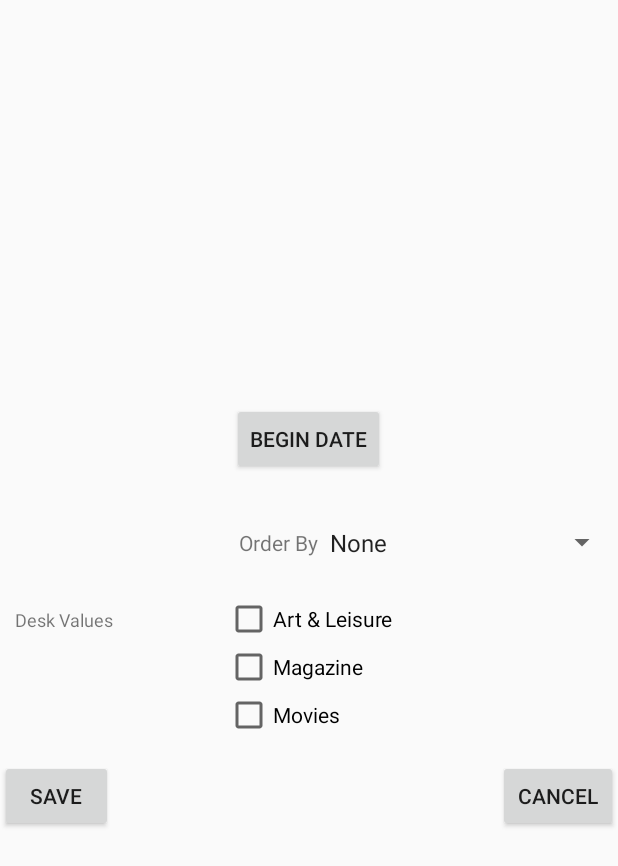
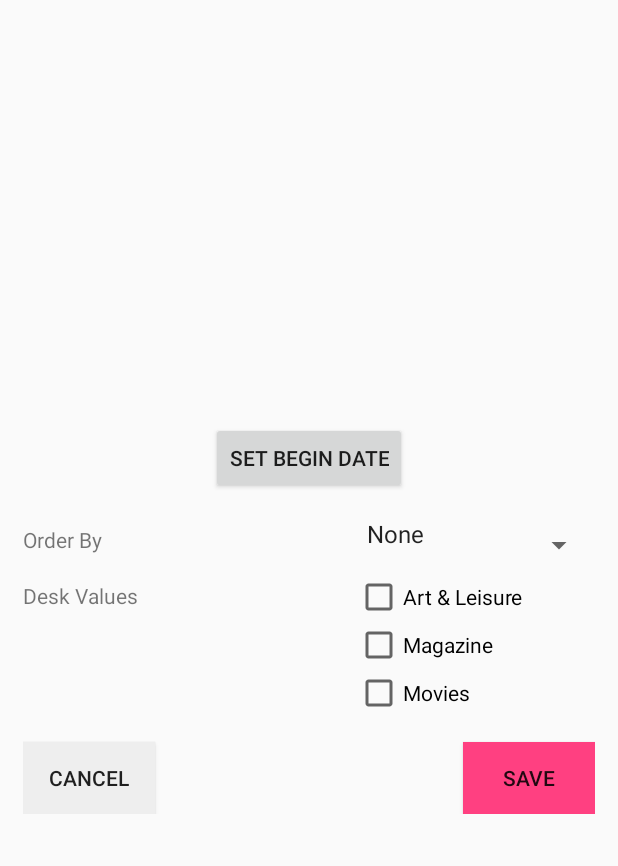
Before and after one commit to kimberlyljx/NewYorkTimesSearch, an Android app: the layout fragment_edit_setting.xml on its own in the app's theme, with its tools: preview values and no code run, on a phone screen of 412 x 824 dp. Shown: the top 866 px of the screen. Run offline under Robolectric (Android 15) with nearby library versions, the phone set to English and light mode, and no system bars.

Commit message:
Completed. Onto optionals

```diff
--- a/app/src/main/res/layout/fragment_edit_setting.xml
+++ b/app/src/main/res/layout/fragment_edit_setting.xml
@@ -5,6 +5,10 @@
     android:layout_width="wrap_content"
     android:layout_height="wrap_content"
     android:id="@+id/etSettings"
+    android:paddingBottom="15dp"
+    android:paddingTop="15dp"
+    android:paddingLeft="15dp"
+    android:paddingRight="15dp"
     android:layout_gravity="center">
 
     <!--<EditText-->
@@ -17,39 +21,41 @@
     <Button
         android:layout_width="wrap_content"
         android:layout_height="wrap_content"
-        android:text="Begin Date"
+        android:text="@string/begin_date"
         android:id="@+id/btnSetDate"
         android:layout_alignParentTop="true"
-        android:layout_marginBottom="20dp"
+        android:layout_marginBottom="15dp"
         android:layout_centerHorizontal="true" />
-
-    <Spinner
-        android:id="@+id/spinnerOrder"
-        android:layout_width="200dp"
-        android:entries="@array/orders_array"
-        android:prompt="@string/orders_prompt"
-        android:layout_height="50dp"
-        android:spinnerMode="dropdown"
-        android:layout_below="@+id/btnSetDate"
-        android:layout_alignParentRight="true"
-        android:layout_alignParentEnd="true" />
 
     <RelativeLayout
         android:id="@+id/llDialog"
         android:orientation="vertical"
         android:layout_width="match_parent"
-        android:layout_height="110dp"
-        android:layout_marginTop="10dp"
-        android:layout_below="@+id/spinnerOrder"
-        android:layout_centerHorizontal="true">
+        android:layout_height="150dp"
+        android:paddingBottom="10dp"
+        android:layout_below="@+id/btnSetDate"
+        android:layout_alignParentRight="true"
+        android:layout_alignParentEnd="true">
+
+        <Spinner
+            android:id="@+id/spinnerOrder"
+            android:layout_width="160dp"
+            android:layout_height="wrap_content"
+            android:paddingBottom="15dp"
+            android:entries="@array/orders_array"
+            android:prompt="@string/orders_prompt"
+            android:spinnerMode="dropdown"
+            android:layout_alignParentTop="true"
+            android:layout_alignParentRight="true"
+            android:layout_alignParentEnd="true" />
 
         <CheckBox android:id="@+id/cbArtsAndLeisure"
             android:layout_width="wrap_content"
             android:layout_height="wrap_content"
             android:text="@string/artsandleisure"
             android:onClick="onCheckboxClicked"
-            android:layout_alignParentTop="true"
-            android:layout_centerHorizontal="true" />
+            android:layout_below="@id/spinnerOrder"
+            android:layout_alignLeft="@id/spinnerOrder" />
 
         <CheckBox android:id="@+id/cbMagazine"
             android:layout_width="wrap_content"
@@ -72,46 +78,43 @@
         <TextView
             android:layout_width="wrap_content"
             android:layout_height="wrap_content"
-            android:textSize="12sp"
-            android:layout_marginLeft="10dp"
-            android:layout_marginStart="10dp"
-            android:layout_marginTop="8dp"
+            android:text="@string/sort_order"
+            android:id="@+id/tvSortOrder"
+            android:layout_alignParentLeft="true"
+            android:paddingTop="5dp"
+            android:layout_toStartOf="@id/spinnerOrder"
+            android:layout_toLeftOf="@id/spinnerOrder">
+        </TextView>
+
+        <TextView
+            android:layout_width="wrap_content"
+            android:layout_height="wrap_content"
             android:text="@string/news_desk_values"
-            android:id="@+id/tvDeskValues"
-            android:layout_alignParentTop="true"
+            android:id="@+id/tvCheckBox"
             android:layout_alignParentLeft="true"
-            android:layout_alignParentStart="true" />
+            android:paddingTop="5dp"
+            android:layout_alignTop="@id/cbArtsAndLeisure">
+        </TextView>
 
     </RelativeLayout>
 
     <Button
-        style="?android:attr/buttonStyleSmall"
-        android:layout_width="75dp"
+        android:background="@color/grey"
+        android:layout_width="wrap_content"
+        android:layout_height="wrap_content"
+        android:onClick="onCancel"
+        android:id="@+id/btnCancel"
+        android:text="@string/cancel"
+        android:layout_below="@id/llDialog" />
+
+    <Button
+        android:background="@color/colorAccent"
+        android:layout_width="wrap_content"
         android:layout_height="wrap_content"
         android:text="@string/save"
-        android:layout_below="@id/llDialog"
-        android:id="@+id/btnDialogSubmit" />
-
-    <Button
-        android:layout_width="80dp"
-        android:layout_height="wrap_content"
-        android:text="@string/cancel"
-        android:onClick="onCancel"
-        android:layout_below="@id/llDialog"
-        android:layout_marginRight="5dp"
-        android:layout_marginEnd="5dp"
+        android:layout_below="@+id/llDialog"
+        android:id="@+id/btnDialogSubmit"
         android:layout_alignParentRight="true"
-        android:layout_alignParentEnd="true"
-        android:id="@+id/btnCancel" />
-
-    <TextView
-        android:layout_width="wrap_content"
-        android:layout_height="wrap_content"
-        android:layout_marginTop="15dp"
-        android:text="@string/sort_order"
-        android:id="@+id/tvSortOrder"
-        android:layout_alignTop="@+id/spinnerOrder"
-        android:layout_toLeftOf="@+id/spinnerOrder"
-        android:layout_toStartOf="@+id/spinnerOrder" />
+        android:layout_alignParentEnd="true" />
 
 </RelativeLayout>
--- a/app/src/main/res/values/strings.xml
+++ b/app/src/main/res/values/strings.xml
@@ -16,5 +16,5 @@
     <string name="cancel">Cancel</string>
     <string name="news_desk_values">Desk Values</string>
     <string name="sort_order">Order By</string>
-    <string name="begin_date">Begin Date</string>
+    <string name="begin_date">Set Begin Date</string>
 </resources>
```
Also changed, not shown: app/src/main/java/com/codepath/newyorktimesearch/ArticlesAdapter.java (+3 -8 lines), app/src/main/java/com/codepath/newyorktimesearch/activities/SearchActivity.java (+12 -9 lines), app/src/main/java/com/codepath/newyorktimesearch/fragments/DatePickerFragment.java (+8 -0 lines), app/src/main/java/com/codepath/newyorktimesearch/fragments/EditSettingDialogFragment.java (+8 -3 lines).
